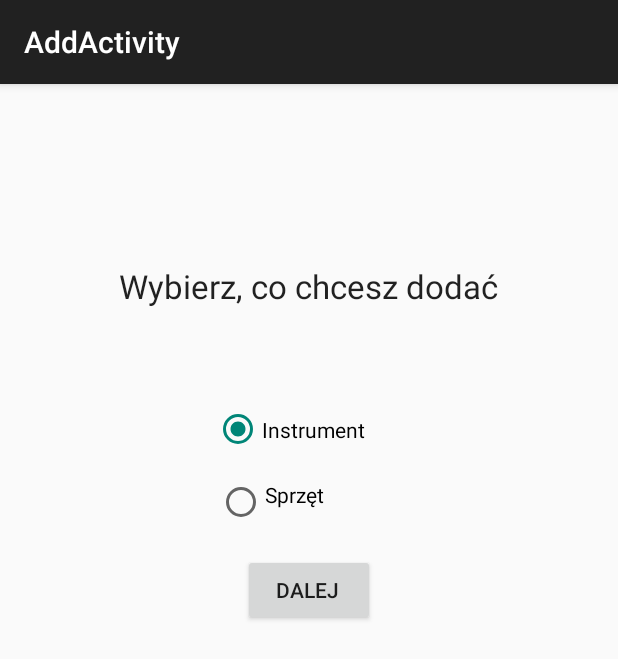
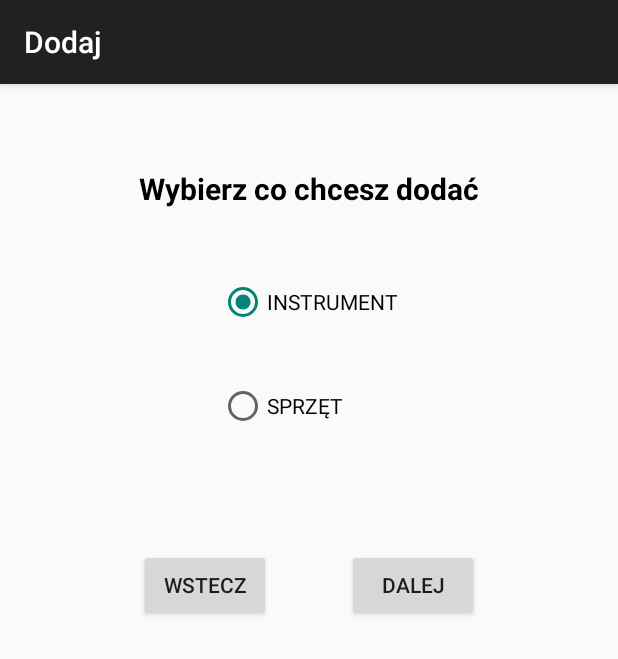
Before and after one commit to trzewa/BandRider, an Android app: the AddActivity screen opened directly, with no data from a screen before it, on a phone screen of 412 x 824 dp. Shown: the top 659 px of the screen. Run offline under Robolectric (Android 15) with nearby library versions, the phone set to English and light mode, and no system bars.

Commit message:
Kosmetyka v.1

```diff
--- a/app/src/main/java/com/example/trzewa/bandrider/AddActivity.java
+++ b/app/src/main/java/com/example/trzewa/bandrider/AddActivity.java
@@ -3,8 +3,6 @@ package com.example.trzewa.bandrider;
 import android.content.Intent;
 import android.support.v7.app.ActionBarActivity;
 import android.os.Bundle;
-import android.view.Menu;
-import android.view.MenuItem;
 import android.view.View;
 import android.widget.Button;
 import android.widget.RadioButton;
@@ -17,6 +15,8 @@ public class AddActivity extends ActionBarActivity {
     private RadioGroup radioChoiceGroup;
     private RadioButton radioItemButton;
     private Button btnDalej;
+    private Button btnWstecz;
+
     @Override
     protected void onCreate(Bundle savedInstanceState) {
         super.onCreate(savedInstanceState);
@@ -28,7 +28,8 @@ public class AddActivity extends ActionBarActivity {
     public void addListenerOnButton() {
 
         radioChoiceGroup = (RadioGroup) findViewById(R.id.radioChoice);
-        btnDalej = (Button) findViewById(R.id.buttonDalej);
+        btnDalej = (Button) findViewById(R.id.button4);
+        btnWstecz = (Button) findViewById(R.id.buttonWstecz);
 
         btnDalej.setOnClickListener(new View.OnClickListener() {
 
@@ -42,7 +43,7 @@ public class AddActivity extends ActionBarActivity {
                 Toast.makeText(AddActivity.this, test, Toast.LENGTH_SHORT).show();
 
 
-                if (radioItemButton.getText().equals("Instrument"))
+                if (radioItemButton.getText().equals("INSTRUMENT"))
                 {
                     startActivity(new Intent(AddActivity.this, AddInstrumemtActivity.class));
                 }
@@ -56,6 +57,14 @@ public class AddActivity extends ActionBarActivity {
 
         });
 
+        btnWstecz.setOnClickListener(new View.OnClickListener() {
+            @Override
+            public void onClick(View v) {
+                ChoiceActivity.startChoiceActivity(AddActivity.this);
+                finish();
+
+            }
+        });
     }
 
 
--- a/app/src/main/res/layout-v17/activity_add.xml
+++ /dev/null
@@ -1,59 +0,0 @@
-<?xml version="1.0" encoding="utf-8"?>
-<LinearLayout xmlns:android="http://schemas.android.com/apk/res/android"
-    android:orientation="vertical" android:layout_width="match_parent"
-    android:layout_height="match_parent"
-    android:weightSum="1">
-
-
-    <TextView
-        android:layout_width="wrap_content"
-        android:layout_height="wrap_content"
-        android:textAppearance="?android:attr/textAppearanceLarge"
-        android:text="Wybierz, co chcesz dodać"
-        android:id="@+id/textView7"
-        android:layout_gravity="center_horizontal"
-        android:paddingTop="120dp"
-        android:layout_weight="0.11" />
-
-    <RadioGroup
-        android:id="@+id/radioChoice"
-        android:layout_width="148dp"
-        android:layout_height="50dp"
-        android:paddingRight="25dp"
-        android:paddingBottom="10dp"
-        android:layout_weight="0.11"
-        android:layout_gravity="center_horizontal">
-
-
-
-
-    <RadioButton
-        android:id="@+id/radioInstrument"
-        android:layout_width="wrap_content"
-        android:layout_height="wrap_content"
-        android:text="Instrument"
-        android:checked="true"
-        android:gravity="center"
-        android:layout_gravity="center_horizontal"
-        android:layout_weight="0.11" />
-
-    <RadioButton
-    android:id="@+id/radioSprzet"
-    android:layout_width="wrap_content"
-    android:layout_height="wrap_content"
-    android:text="Sprzęt"
-    android:layout_gravity="center_horizontal"
-    android:paddingRight="25dp"
-    android:paddingBottom="10dp"
-    android:layout_weight="0.11" />
-</RadioGroup>
-    <Button
-        android:layout_width="wrap_content"
-        android:layout_height="wrap_content"
-        android:text="Dalej"
-        android:id="@+id/buttonDalej"
-        android:layout_gravity="center_horizontal"
-        android:paddingTop="10dp"
-        android:paddingStart="10dp" />
-
-</LinearLayout>
--- a/app/src/main/res/layout/activity_add.xml
+++ b/app/src/main/res/layout/activity_add.xml
@@ -1,60 +1,72 @@
 <?xml version="1.0" encoding="utf-8"?>
-<LinearLayout xmlns:android="http://schemas.android.com/apk/res/android"
+<RelativeLayout xmlns:android="http://schemas.android.com/apk/res/android"
     android:orientation="vertical" android:layout_width="match_parent"
-    android:layout_height="match_parent"
-    android:weightSum="1">
-
+    android:layout_height="match_parent">
 
     <TextView
         android:layout_width="wrap_content"
         android:layout_height="wrap_content"
-        android:textAppearance="?android:attr/textAppearanceLarge"
-        android:text="Wybierz, co chcesz dodać"
+        android:text="Wybierz co chcesz dodać"
         android:id="@+id/textView7"
-        android:layout_gravity="center_horizontal"
-        android:paddingTop="120dp"
-        android:layout_weight="0.11" />
+        android:layout_alignParentTop="true"
+        android:layout_centerHorizontal="true"
+        android:layout_marginTop="56dp"
+        android:textColor="#ff000000"
+        android:textStyle="bold"
+        android:textSize="20dp" />
 
     <RadioGroup
-        android:id="@+id/radioChoice"
-        android:layout_width="wrap_content"
-        android:layout_height="50dp"
-        android:layout_gravity="center_horizontal"
-        android:paddingRight="25dp"
-        android:paddingBottom="10dp"
-        android:layout_weight="0.11">
-
-
-
+        android:layout_width="fill_parent"
+        android:layout_height="wrap_content"
+        android:layout_below="@+id/textView7"
+        android:layout_alignParentLeft="true"
+        android:layout_alignParentStart="true"
+        android:id="@+id/radioChoice">
 
         <RadioButton
-        android:id="@+id/radioInstrument"
             android:layout_width="wrap_content"
             android:layout_height="wrap_content"
-        android:text="Instrument"
-        android:checked="true"
-        android:gravity="center"
-        android:layout_weight="0.11" />
+            android:text="INSTRUMENT"
+            android:id="@+id/radioButton"
+            android:layout_below="@+id/textView7"
+            android:layout_centerHorizontal="true"
+            android:layout_marginTop="46dp"
+            android:layout_gravity="center"
+            android:checked="true" />
 
         <RadioButton
-    android:id="@+id/radioSprzet"
             android:layout_width="wrap_content"
             android:layout_height="wrap_content"
-    android:text="Sprzęt"
+            android:text="SPRZĘT"
+            android:id="@+id/radioButton2"
+            android:layout_below="@+id/radioButton"
+            android:layout_marginTop="37dp"
+            android:layout_alignRight="@+id/radioButton"
+            android:layout_alignEnd="@+id/radioButton"
+            android:layout_alignLeft="@+id/radioButton"
+            android:layout_alignStart="@+id/radioButton"
             android:layout_gravity="center_horizontal"
-    android:paddingRight="25dp"
-    android:paddingBottom="10dp"
-    android:layout_weight="0.11" />
-
+            android:layout_marginLeft="-18dp" />
     </RadioGroup>
 
     <Button
         android:layout_width="wrap_content"
         android:layout_height="wrap_content"
-        android:text="Dalej"
-        android:id="@+id/buttonDalej"
-        android:layout_gravity="center_horizontal"
-        android:paddingTop="10dp"
-         />
+        android:text="WSTECZ"
+        android:id="@+id/buttonWstecz"
+        android:layout_gravity="left"
+        android:layout_alignTop="@+id/button4"
+        android:layout_alignLeft="@+id/textView7"
+        android:layout_alignStart="@+id/textView7" />
 
-</LinearLayout>
+    <Button
+        android:layout_width="wrap_content"
+        android:layout_height="wrap_content"
+        android:text="DALEJ"
+        android:id="@+id/button4"
+        android:layout_marginTop="79dp"
+        android:layout_below="@+id/radioChoice"
+        android:layout_alignRight="@+id/textView7"
+        android:layout_alignEnd="@+id/textView7" />
+
+</RelativeLayout>
--- a/app/src/main/res/layout/activity_add_instrumemt.xml
+++ b/app/src/main/res/layout/activity_add_instrumemt.xml
@@ -81,7 +81,7 @@
     <Button
         android:layout_width="wrap_content"
         android:layout_height="wrap_content"
-        android:text="Powrót"
+        android:text="WSTECZ"
         android:layout_gravity="left"
         android:id="@+id/Returnnp"
         android:layout_alignTop="@+id/ToInstSummary"
--- a/app/src/main/res/menu/menu_choice.xml
+++ b/app/src/main/res/menu/menu_choice.xml
@@ -2,6 +2,6 @@
     xmlns:app="http://schemas.android.com/apk/res-auto"
     xmlns:tools="http://schemas.android.com/tools"
     tools:context="com.example.trzewa.bandrider.ChoiceActivity">
-    <item android:id="@+id/action_logout" android:title="Logout"
+    <item android:id="@+id/action_logout" android:title="Wyloguj"
         android:orderInCategory="100" app:showAsAction="never" />
 </menu>
```
Also changed, not shown: app/src/main/AndroidManifest.xml (+6 -6 lines), app/src/main/java/com/example/trzewa/bandrider/RegisterActivity.java (+8 -0 lines), app/src/main/res/layout/activity_choice.xml (+15 -19 lines), app/src/main/res/layout/activity_login.xml (+1 -15 lines), app/src/main/res/layout/activity_register.xml (+64 -42 lines), app/src/main/java/com/example/trzewa/bandrider/ChoiceActivity.java (line endings or trailing spaces), app/src/main/res/mipmap-hdpi/ranges.png (added). Lines whose indentation alone changed are shown as unchanged.
